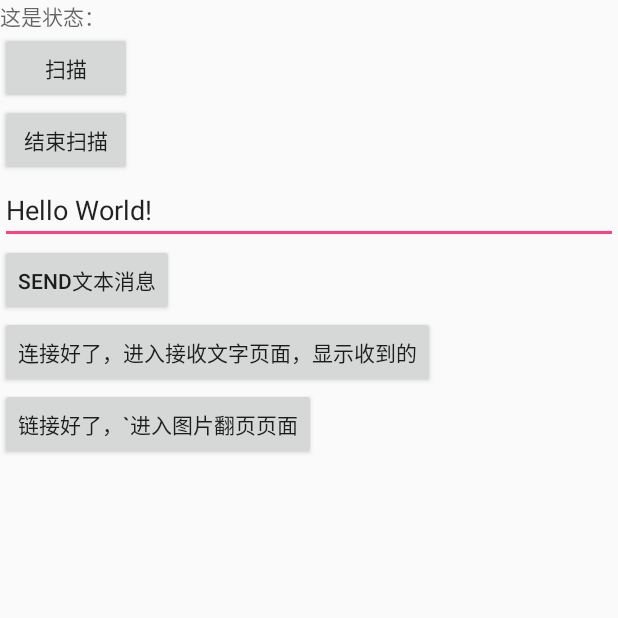
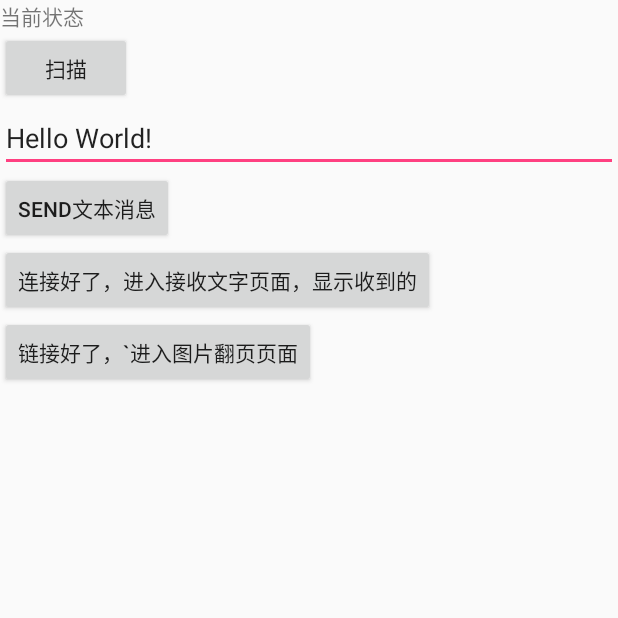
Before and after one commit to 836154942/blueDemo, an Android app: the screen it shows after launch (MainActivity), on a phone screen of 412 x 824 dp, the top half of it. Run offline under Robolectric (Android 15) with nearby library versions, the phone set to English and light mode, and no system bars.

Commit message:
拍照 ，菜单修改

```diff
--- a/myapplication/src/main/java/com/example/myapplication/MainActivity.java
+++ b/myapplication/src/main/java/com/example/myapplication/MainActivity.java
@@ -1,85 +1,66 @@
 package com.example.myapplication;
 
-import java.util.ArrayList;
+
+import android.bluetooth.BluetoothDevice;
+import android.content.Intent;
+import android.net.Uri;
+import android.os.Build;
+import android.os.Bundle;
+import android.os.Environment;
+import android.provider.MediaStore;
+import android.support.annotation.RequiresApi;
+import android.support.v7.app.AppCompatActivity;
+import android.view.View;
+import android.widget.EditText;
+import android.widget.TextView;
+
+import java.io.File;
 import java.util.List;
 
-import android.app.ProgressDialog;
-import android.bluetooth.BluetoothDevice;
-import android.content.Intent;
-import android.os.Build;
-import android.os.Bundle;
-import android.support.annotation.RequiresApi;
-import android.support.v7.app.AppCompatActivity;
-import android.util.Log;
-import android.view.View;
-import android.widget.AdapterView;
-import android.widget.EditText;
-import android.widget.ListView;
-import android.widget.TextView;
 
-public class MainActivity extends AppCompatActivity
-        implements AdapterView.OnItemClickListener, View.OnClickListener, BlueToothUtils.BlueToothStatusListener {
-    private static final String TAG = "BlueBle";
+public class MainActivity extends AppCompatActivity implements View.OnClickListener, BlueToothUtils.BlueToothStatusListener {
+    private static final int REQUSET_CODE_TAKE = 0x47;
+    BlueToothUtils blueToothUtils;
+    EditText edtext;
+    TextView statusTv;
+    String FILE_PATH;
 
-    ProgressDialog progressDialog;
-
-    BlueToothUtils blueToothUtils;
-    List<BluetoothDevice> mList = new ArrayList();
-    EditText edtext;
-    ListView listView;
-    TextView setatusView;
+    private static final String TAKE_PHOTO = "take";  // 拍照
 
     @RequiresApi(api = Build.VERSION_CODES.JELLY_BEAN_MR2)
     @Override
     protected void onCreate(Bundle savedInstanceState) {
         super.onCreate(savedInstanceState);
         setContentView(R.layout.activity_main);
-        blueToothUtils = BlueToothUtils.getIntence().init(this, this);
         initView();
-        //开启服务端
-        blueToothUtils.startServer();
+        blueToothUtils = BlueToothUtils.getIntence();
+        blueToothUtils.addListener(this);
     }
 
     private void initView() {
-        setatusView = (TextView) findViewById(R.id.tv_status);
+        statusTv = (TextView) findViewById(R.id.statusTv);
         edtext = (EditText) findViewById(R.id.edtext);
-        listView = (ListView) findViewById(R.id.listView);
-        listView.setOnItemClickListener(this);
-        findViewById(R.id.btnScan).setOnClickListener(this);
-        findViewById(R.id.end).setOnClickListener(this);
         findViewById(R.id.btnSend).setOnClickListener(this);
         findViewById(R.id.btnGO).setOnClickListener(this);
+        findViewById(R.id.goConnect).setOnClickListener(this);
         findViewById(R.id.btnGOPhoto).setOnClickListener(this);
-        progressDialog = new ProgressDialog(this);
+
     }
 
-    @Override
-    public void onItemClick(AdapterView<?> adapterView, View view, int i, long l) {
-        Log.e(TAG, mList.get(i).getName());
-        blueToothUtils.createBond(mList.get(i));
-    }
 
     @RequiresApi(api = Build.VERSION_CODES.JELLY_BEAN_MR2)
     @Override
     public void onClick(View view) {
         switch (view.getId()) {
-            case R.id.btnScan:
-                Log.e(TAG, "开始扫描  " + blueToothUtils.scanDevices());//开始扫描设备
+            case R.id.goConnect:
+                startActivity(new Intent(this, ConnectActivity.class));
                 break;
-            case R.id.end:
-                blueToothUtils.cancleScanDev();//取消扫描
-                break;
-            //            case R.id.have:
-            //                Set<BluetoothDevice> bondedDevices = blueToothUtils.bondedDevices();
-            //                for (BluetoothDevice item : bondedDevices) {
-            //                    Log.e("遍历配对过的设备 ", "name  " + item.getName() + "    " + item.getAddress());
-            //                }
-            //                break;
             case R.id.btnGO:
                 startActivity(new Intent(this, ShowActivity.class));
                 break;
 
             case R.id.btnSend:
+
                 blueToothUtils.clintSend(edtext.getText().toString());
                 break;
             case R.id.btnGOPhoto:
@@ -88,45 +69,68 @@ public class MainActivity extends AppCompatActivity
         }
     }
 
+
+    @Override
+    protected void onDestroy() {
+        super.onDestroy();
+    }
+
     @Override
     public void startScan() {
-        progressDialog.setMessage("正在扫描");
-        progressDialog.show();
-        setatusView.setText("正在扫描…………");
+
     }
 
     @Override
     public void scnanDevicesOver(List<BluetoothDevice> list) {
-        mList = list;
-        listView.setAdapter(new DeviceAdapter(mList, this));
-        progressDialog.dismiss();
-        setatusView.setText("扫描结束……");
+
     }
 
     @Override
     public void haveNewData(String data) {
-        setatusView.setText("收到新的数据--> " + data);
+        statusTv.setText("收到  " + data);
+        if (TAKE_PHOTO.equals(data)) {
+            takePhoto();
+
+        }
     }
+
+
+    private void takePhoto() {
+
+        FILE_PATH = Environment.getExternalStorageDirectory() + "/" + System.currentTimeMillis() + ".jpg";
+        Intent intent = new Intent();
+        intent.setAction(MediaStore.ACTION_IMAGE_CAPTURE);
+        intent.addCategory(Intent.CATEGORY_DEFAULT);
+        File file = new File(FILE_PATH);
+        if (file.exists()) {
+            file.delete();
+        }
+        // 把文件地址转换成Uri格式
+        Uri uri = Uri.fromFile(file);
+        // 设置系统相机拍摄照片完成后图片文件的存放地址
+        intent.putExtra(MediaStore.EXTRA_OUTPUT, uri);
+        startActivityForResult(intent, REQUSET_CODE_TAKE);
+    }
+
+    protected void onActivityResult(int requestCode, int resultCode, Intent data) {
+        if (requestCode == REQUSET_CODE_TAKE && resultCode == RESULT_OK) {
+            ToastUtils.show("文件已保存到  " + FILE_PATH);
+        }
+    }
+
 
     @Override
     public void connectServerSuccess() {
-        setatusView.setText("链接服务器成功  ");
+        statusTv.setText("连接成功");
     }
 
     @Override
     public void connectServerException() {
-        setatusView.setText("链接服务器失败 ");
+
     }
 
     @Override
     public void startConnect() {
-        setatusView.setText("开始连接");
-    }
-
-    @Override
-    protected void onDestroy() {
-        super.onDestroy();
-        blueToothUtils.unSignBroadReceive();
-        blueToothUtils = null;
+        statusTv.setText("开始连接");
     }
 }
--- a/myapplication/src/main/res/layout/activity_main.xml
+++ b/myapplication/src/main/res/layout/activity_main.xml
@@ -7,55 +7,55 @@
     tools:context="com.example.myapplication.MainActivity">
 
 
+    <LinearLayout
+        android:layout_width="match_parent"
+        android:layout_height="wrap_content">
+
         <TextView
-            android:hint="这是状态："
-            android:id="@+id/tv_status"
-            android:layout_width="match_parent"
-            android:layout_height="wrap_content"/>
+            android:layout_width="wrap_content"
+            android:layout_height="wrap_content"
+            android:text="当前状态  " />
+
+
+        <TextView
+            android:id="@+id/statusTv"
+            android:layout_width="wrap_content"
+            android:layout_height="wrap_content"
+            android:text="  " />
+
+    </LinearLayout>
+
 
     <Button
-            android:id="@+id/btnScan"
+        android:id="@+id/goConnect"
         android:layout_width="wrap_content"
         android:layout_height="wrap_content"
-            android:text="扫描"/>
-
-    <Button
-            android:id="@+id/end"
-            android:layout_width="wrap_content"
-            android:layout_height="wrap_content"
-            android:text="结束扫描"/>
+        android:text="扫描" />
 
     <EditText
         android:id="@+id/edtext"
         android:layout_width="match_parent"
         android:layout_height="wrap_content"
-            android:text="Hello World!"
-    />
+        android:text="Hello World!" />
 
     <Button
         android:id="@+id/btnSend"
         android:layout_width="wrap_content"
         android:layout_height="wrap_content"
-            android:text="send文本消息"/>
+        android:text="send文本消息" />
 
 
     <Button
         android:id="@+id/btnGO"
         android:layout_width="wrap_content"
         android:layout_height="wrap_content"
-            android:text="连接好了，进入接收文字页面，显示收到的"/>
+        android:text="连接好了，进入接收文字页面，显示收到的" />
 
     <Button
         android:id="@+id/btnGOPhoto"
         android:layout_width="wrap_content"
         android:layout_height="wrap_content"
-            android:text="链接好了，`进入图片翻页页面"
-    />
-
-    <ListView
-            android:id="@+id/listView"
-            android:layout_width="match_parent"
-            android:layout_height="wrap_content"/>
+        android:text="链接好了，`进入图片翻页页面" />
 
 
 </LinearLayout>
```
Also changed, not shown: myapplication/src/main/AndroidManifest.xml (+14 -11 lines), myapplication/src/main/java/com/example/myapplication/BlueToothUtils.java (+38 -6 lines), myapplication/src/main/java/com/example/myapplication/ConnectActivity.java (added, +138 -0 lines), myapplication/src/main/java/com/example/myapplication/PhotoActivity.java (+7 -0 lines), myapplication/src/main/res/layout/activity_connect.xml (added, +32 -0 lines). Lines whose indentation alone changed are shown as unchanged.
